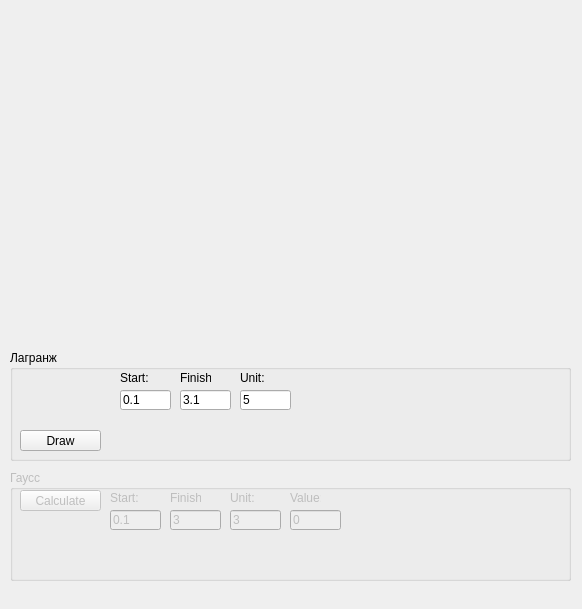
Kupchinsky/MV, file Lab3/widget.ui: the form before one commit.
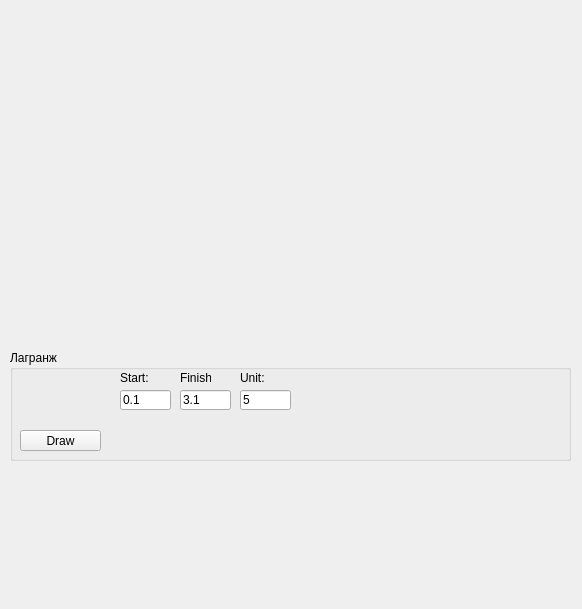
The form after the commit. Custom widgets are drawn as their Qt base class.

```diff
--- a/Lab3/widget.ui
+++ b/Lab3/widget.ui
@@ -145,176 +145,6 @@
     </property>
    </widget>
   </widget>
-  <widget class="QGroupBox" name="groupBox_Gauss">
-   <property name="enabled">
-    <bool>false</bool>
-   </property>
-   <property name="geometry">
-    <rect>
-     <x>10</x>
-     <y>470</y>
-     <width>561</width>
-     <height>111</height>
-    </rect>
-   </property>
-   <property name="title">
-    <string>Гаусс</string>
-   </property>
-   <widget class="QPushButton" name="pushButton_2">
-    <property name="geometry">
-     <rect>
-      <x>10</x>
-      <y>20</y>
-      <width>81</width>
-      <height>21</height>
-     </rect>
-    </property>
-    <property name="text">
-     <string>Calculate</string>
-    </property>
-   </widget>
-   <widget class="QLineEdit" name="lineEdit_6">
-    <property name="geometry">
-     <rect>
-      <x>220</x>
-      <y>40</y>
-      <width>51</width>
-      <height>20</height>
-     </rect>
-    </property>
-    <property name="text">
-     <string>3</string>
-    </property>
-    <property name="placeholderText">
-     <string>Unit</string>
-    </property>
-   </widget>
-   <widget class="QLabel" name="label_3">
-    <property name="geometry">
-     <rect>
-      <x>100</x>
-      <y>20</y>
-      <width>31</width>
-      <height>16</height>
-     </rect>
-    </property>
-    <property name="text">
-     <string>Start:</string>
-    </property>
-    <property name="textFormat">
-     <enum>Qt::AutoText</enum>
-    </property>
-   </widget>
-   <widget class="QLineEdit" name="lineEdit_7">
-    <property name="geometry">
-     <rect>
-      <x>160</x>
-      <y>40</y>
-      <width>51</width>
-      <height>20</height>
-     </rect>
-    </property>
-    <property name="text">
-     <string>3</string>
-    </property>
-    <property name="placeholderText">
-     <string>Finish</string>
-    </property>
-   </widget>
-   <widget class="QLabel" name="label_8">
-    <property name="geometry">
-     <rect>
-      <x>220</x>
-      <y>20</y>
-      <width>31</width>
-      <height>16</height>
-     </rect>
-    </property>
-    <property name="text">
-     <string>Unit:</string>
-    </property>
-    <property name="textFormat">
-     <enum>Qt::AutoText</enum>
-    </property>
-   </widget>
-   <widget class="QLabel" name="label_9">
-    <property name="geometry">
-     <rect>
-      <x>160</x>
-      <y>20</y>
-      <width>31</width>
-      <height>16</height>
-     </rect>
-    </property>
-    <property name="text">
-     <string>Finish:</string>
-    </property>
-    <property name="textFormat">
-     <enum>Qt::AutoText</enum>
-    </property>
-   </widget>
-   <widget class="QLineEdit" name="lineEdit_8">
-    <property name="geometry">
-     <rect>
-      <x>100</x>
-      <y>40</y>
-      <width>51</width>
-      <height>20</height>
-     </rect>
-    </property>
-    <property name="text">
-     <string>0.1</string>
-    </property>
-    <property name="placeholderText">
-     <string>Start</string>
-    </property>
-   </widget>
-   <widget class="QLabel" name="label_10">
-    <property name="geometry">
-     <rect>
-      <x>280</x>
-      <y>20</y>
-      <width>31</width>
-      <height>16</height>
-     </rect>
-    </property>
-    <property name="text">
-     <string>Value:</string>
-    </property>
-    <property name="textFormat">
-     <enum>Qt::AutoText</enum>
-    </property>
-   </widget>
-   <widget class="QLineEdit" name="lineEdit_9">
-    <property name="geometry">
-     <rect>
-      <x>280</x>
-      <y>40</y>
-      <width>51</width>
-      <height>20</height>
-     </rect>
-    </property>
-    <property name="text">
-     <string>0</string>
-    </property>
-    <property name="placeholderText">
-     <string>Value</string>
-    </property>
-   </widget>
-   <widget class="QLabel" name="label_5">
-    <property name="geometry">
-     <rect>
-      <x>10</x>
-      <y>70</y>
-      <width>301</width>
-      <height>16</height>
-     </rect>
-    </property>
-    <property name="text">
-     <string/>
-    </property>
-   </widget>
-  </widget>
  </widget>
  <layoutdefault spacing="6" margin="11"/>
  <customwidgets>
```
